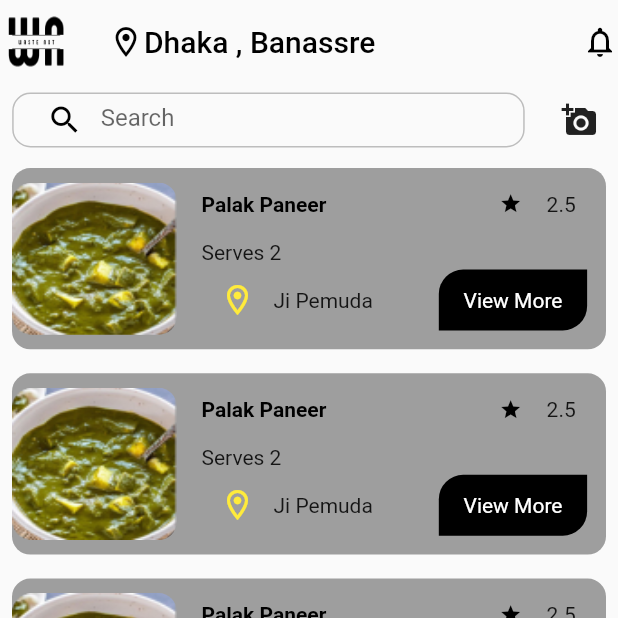
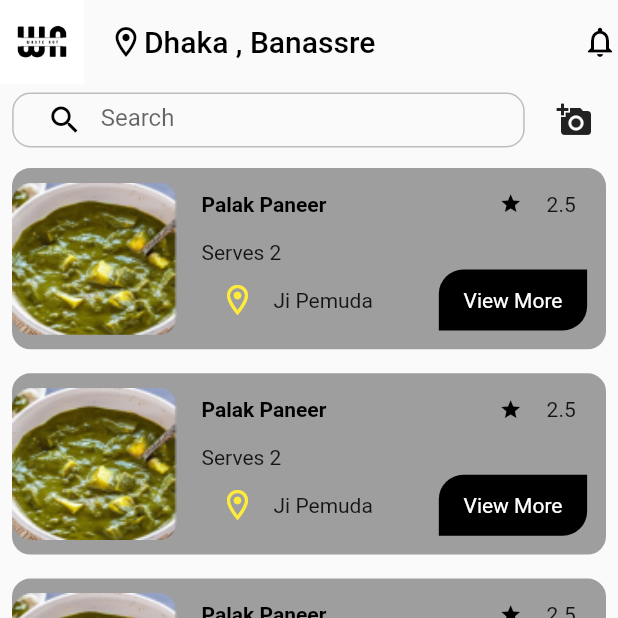
Before and after one commit to ipriyam26/Waste-Not, a Flutter app: the screen it shows after launch, on a phone screen of 412 x 824 dp, the top half of it. Run offline on Flutter 3.47's test engine with Material 2 defaults, Android fonts, the phone set to English and light mode, and no system bars; drawn by our look-alikes of curved_navigation_bar; our stand-ins replace carousel_slider, flutter_screenutil.

Commit message:
<< 19 merge conflict fixed signing off>>

```diff
--- a/lib/main.dart
+++ b/lib/main.dart
@@ -1,12 +1,8 @@
 import 'package:flutter/material.dart';
 import 'package:flutter_screenutil/flutter_screenutil.dart';
-import 'package:waste_not/screens/chat.dart';
-import 'package:waste_not/screens/home.dart';
-import 'package:waste_not/screens/messages.dart';
-import 'package:waste_not/screens/food.dart';
 import 'package:waste_not/screens/splash.dart';
 
-void main() => runApp(MyApp());
+void main() => runApp(const MyApp());
 
 class MyApp extends StatelessWidget {
   const MyApp({Key? key}) : super(key: key);
@@ -19,9 +15,9 @@ class MyApp extends StatelessWidget {
       minTextAdapt: true,
       splitScreenMode: true,
       builder: (context, a) {
-        return MaterialApp(
+        return const MaterialApp(
           debugShowCheckedModeBanner: false,
-          home: Home(),
+          home: SplashScreen(),
         );
       },
     );
--- a/lib/screens/food.dart
+++ b/lib/screens/food.dart
@@ -1,4 +1,3 @@
-import 'package:carousel_slider/carousel_slider.dart';
 import 'package:flutter/material.dart';
 
 import '../widgets/foodWidgets.dart';
--- a/lib/screens/home.dart
+++ b/lib/screens/home.dart
@@ -1,5 +1,6 @@
 import 'package:flutter/material.dart';
 import 'package:flutter_screenutil/flutter_screenutil.dart';
+import 'package:waste_not/screens/food.dart';
 
 import '../widgets/navigation_bar.dart';
 import '../widgets/search_container.dart';
@@ -8,32 +9,34 @@ class Home extends StatelessWidget {
   @override
   Widget build(BuildContext context) {
     return Scaffold(
-      bottomNavigationBar: CustomNavigationBar(),
+      bottomNavigationBar: const CustomNavigationBar(),
       appBar: AppBar(
         backgroundColor: Colors.transparent,
         elevation: 0,
         leading: Container(
           width: 130.w,
           height: 100.h,
-          decoration: BoxDecoration(
+          decoration: const BoxDecoration(
             image: DecorationImage(
-                image: AssetImage('assets/WN 1.png'), fit: BoxFit.fill),
+                image:  AssetImage('assets/WN 1.png'), fit: BoxFit.fill),
           ),
         ),
         title: Row(
+          // ignore: prefer_const_literals_to_create_immutables
           children: [
-            Icon(
+            const Icon(
               Icons.location_on_outlined,
               color: Colors.black,
             ),
-            Text(
+            const Text(
               'Dhaka , Banassre',
               style: TextStyle(color: Colors.black),
             ),
           ],
         ),
+        // ignore: prefer_const_literals_to_create_immutables
         actions: [
-          Icon(
+          const Icon(
             Icons.notifications_none_outlined,
             color: Colors.black,
           )
@@ -45,20 +48,20 @@ class Home extends StatelessWidget {
             children: [
               Padding(
                 padding: EdgeInsets.symmetric(horizontal: 8.sp),
-                child: search_container(
+                child: const search_container(
                   heading: 'Search',
                 ),
               ),
               SizedBox(
-                width: 4.w,
+                width: 1.w,
               ),
-              IconButton(onPressed: () {}, icon: Icon(Icons.add_a_photo))
+              IconButton(onPressed: () {}, icon: const Icon(Icons.add_a_photo))
             ],
           ),
           Expanded(
             child: ListView.builder(
               itemBuilder: (context, i) {
-                return Meal();
+                return const Meal();
               },
               itemCount: 10,
             ),
@@ -76,6 +79,10 @@ class Meal extends StatelessWidget {
   Widget build(BuildContext context) {
     return Padding(
       padding: const EdgeInsets.all(8.0),
+      child: InkWell(
+        onTap: () {
+          Navigator.pushReplacement(context, MaterialPageRoute(builder: (context) =>  const Food()));
+        },
         child: Container(
           decoration: BoxDecoration(
               color: Colors.grey,
@@ -89,7 +96,7 @@ class Meal extends StatelessWidget {
                 height: 100.h,
                 decoration: BoxDecoration(
                   borderRadius: BorderRadius.all(Radius.circular(12.sp)),
-                image: DecorationImage(
+                  image: const DecorationImage(
                       image: AssetImage('assets/food1.png'), fit: BoxFit.fill),
                 ),
               ),
@@ -103,7 +110,7 @@ class Meal extends StatelessWidget {
                   Row(
                     mainAxisAlignment: MainAxisAlignment.spaceBetween,
                     children: [
-                    Text(
+                      const Text(
                         'Palak Paneer',
                         style: TextStyle(
                             color: Colors.black, fontWeight: FontWeight.bold),
@@ -120,30 +127,30 @@ class Meal extends StatelessWidget {
                                 color: Colors.black,
                                 size: 15.sp,
                               )),
-                        Text('2.5')
+                          const Text('2.5')
                         ],
                       )
                     ],
                   ),
                   Row(
-                  children: [Text('Serves 2')],
+                    children: [const Text('Serves 2')],
                   ),
                   Row(
                     children: [
                       IconButton(
                           onPressed: () {},
-                        icon: Icon(
+                          icon: const Icon(
                             Icons.location_on_outlined,
                             color: Colors.yellow,
                           )),
-                    Text('Ji Pemuda'),
+                      const Text('Ji Pemuda'),
                       SizedBox(
                         width: 40.w,
                       ),
                       Padding(
-                      padding: EdgeInsets.symmetric(vertical: .0),
+                        padding: const EdgeInsets.symmetric(vertical: .0),
                         child: Container(
-                        child: Center(
+                          child: const Center(
                             child: Text(
                               'View More',
                               style: TextStyle(color: Colors.white),
@@ -165,6 +172,7 @@ class Meal extends StatelessWidget {
             ],
           ),
         ),
+      ),
     );
   }
 }
--- a/lib/screens/splash.dart
+++ b/lib/screens/splash.dart
@@ -1,7 +1,7 @@
 import 'dart:async';
 
 import 'package:flutter/material.dart';
-import 'package:waste_not/screens/food.dart';
+import 'package:waste_not/screens/home.dart';
 
 class SplashScreen extends StatefulWidget {
   const SplashScreen({Key? key}) : super(key: key);
@@ -17,14 +17,14 @@ class _SplashScreenState extends State<SplashScreen> {
     Timer(
         const Duration(seconds: 3),
         () => Navigator.pushReplacement(
-            context, MaterialPageRoute(builder: (context) => const Food())));
+            context, MaterialPageRoute(builder: (context) =>  Home())));
   }
 
   @override
   Widget build(BuildContext context) {
     return Container(
       color: Colors.white,
-      child: Image.asset('assets/images/WN.png'),
+      child: Image.asset('assets/WN 1.png'),
     );
   }
 }
--- a/pubspec.yaml
+++ b/pubspec.yaml
@@ -20,7 +20,7 @@ publish_to: 'none' # Remove this line if you wish to publish to pub.dev
 version: 1.0.0+1
 
 environment:
-  sdk: '>=2.19.0-49.0.dev <3.0.0'
+  sdk: '>=2.17.6<3.0.0'
 
 # Dependencies specify other packages that your package needs in order to work.
 # To automatically upgrade your package dependencies to the latest versions
```
Also changed, not shown: lib/screens/chat.dart (+22 -21 lines), lib/screens/messages.dart (+5 -5 lines), assets/WN 1.png, assets/images/WN.png (deleted), pubspec.lock. Lines whose indentation alone changed are shown as unchanged.
